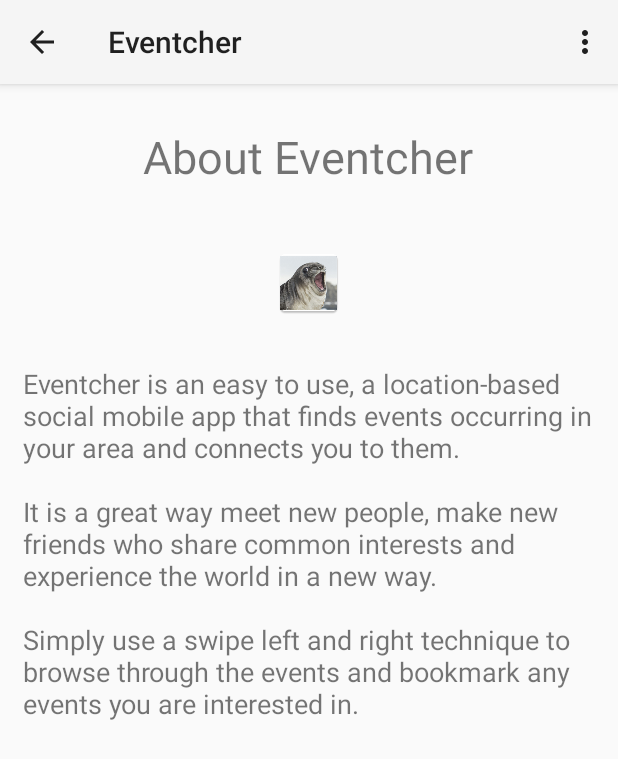
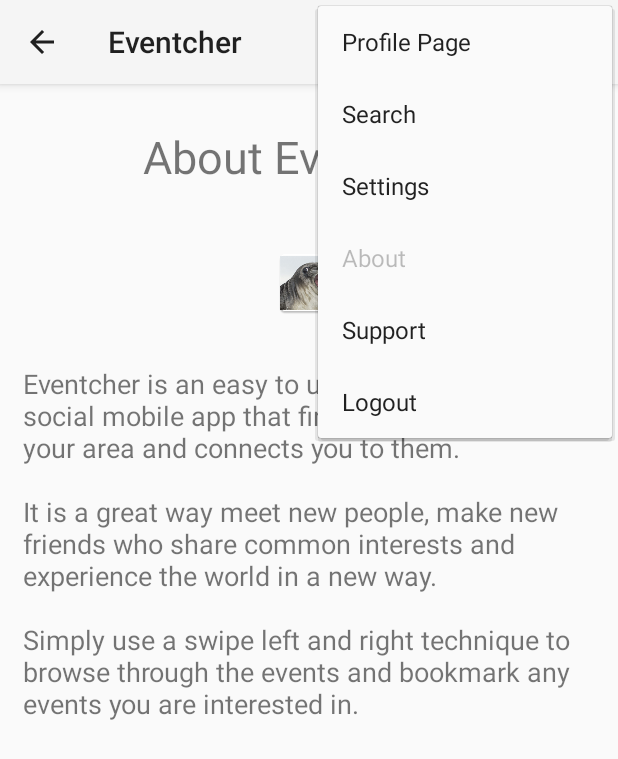
Before and after one commit to Vimal-Raghubir/Eventcher, an Android app: the AboutActivity screen opened directly, with no data from a screen before it, in the options menu, after a tap on "About", on a phone screen of 412 x 824 dp. Shown: the top 759 px of the screen. Run offline under Robolectric (Android 15) with nearby library versions, the light colour scheme and no system bars; libraries missing offline, so code that uses them is left out: com.facebook, com.facebook.login.

Commit message:
Fixed multiple bugs

```diff
--- a/sample/src/main/AndroidManifest.xml
+++ b/sample/src/main/AndroidManifest.xml
@@ -26,7 +26,8 @@
         </activity>
 
         <activity
-            android:name=".EventDetailsActivity">
+            android:name=".EventDetailsActivity"
+            android:noHistory="true">
             <!--android:parentActivityName=".EventDisplayActivity">
             <meta-data
                 android:name="android.support.PARENT_ACTIVITY"
--- a/sample/src/main/java/com/yuyakaido/android/cardstackview/sample/AboutActivity.java
+++ b/sample/src/main/java/com/yuyakaido/android/cardstackview/sample/AboutActivity.java
@@ -26,6 +26,8 @@
         }
         super.onCreate(savedInstanceState);
         setContentView(R.layout.activity_about);
+
+        invalidateOptionsMenu();
 
         TextView aboutDetails = (TextView) findViewById(R.id.AboutDetails);
         String str = "Eventcher is an easy to use, a location-based social mobile app that finds events occurring in your area and connects you to them.<br/><br/> It is a great way meet new people, make new friends who share common interests and experience the world in a new way.<br/><br/> Simply use a swipe left and right technique to browse through the events and bookmark any events you are interested in. ";
@@ -62,13 +64,19 @@
         }
         return super.onOptionsItemSelected(item);
     }
+    @Override
+    public boolean onPrepareOptionsMenu (Menu menu) {
+        menu.getItem(3).setEnabled(false);
+        return true;
+    }
+
     private void Logout() {
         LoginManager.getInstance().logOut();
 
-        Intent leave = new Intent(this, MainActivity.class);
-        //leave.setAction(Intent.ACTION_MAIN);
-
-        startActivity(leave);
+        Intent i = new Intent(this, MainActivity.class);
+// set the new task and clear flags
+        i.setFlags(Intent.FLAG_ACTIVITY_NEW_TASK | Intent.FLAG_ACTIVITY_CLEAR_TASK);
+        startActivity(i);
     }
 
     @Override
--- a/sample/src/main/res/menu/activity_main.xml
+++ b/sample/src/main/res/menu/activity_main.xml
@@ -28,44 +28,5 @@
         android:id="@+id/menu_activity_main_logout"
         android:title="Logout"
         app:showAsAction="never"/>
-    <!--<item
-        android:id="@+id/menu_activity_main_reload"
-        android:title="Reload"
-        app:showAsAction="never"/>
 
-    <item
-        android:id="@+id/menu_activity_main_add_first"
-        android:title="Add First"
-        app:showAsAction="never"/>
-
-    <item
-        android:id="@+id/menu_activity_main_add_last"
-        android:title="Add Last"
-        app:showAsAction="never"/>
-
-    <item
-        android:id="@+id/menu_activity_main_remove_first"
-        android:title="Remove First"
-        app:showAsAction="never"/>
-
-    <item
-        android:id="@+id/menu_activity_main_remove_last"
-        android:title="Remove Last"
-        app:showAsAction="never"/>
-
-    <item
-        android:id="@+id/menu_activity_main_swipe_left"
-        android:title="Swipe Left"
-        app:showAsAction="never"/>
-
-    <item
-        android:id="@+id/menu_activity_main_swipe_right"
-        android:title="Swipe Right"
-        app:showAsAction="never"/>
-
-    <item
-        android:id="@+id/menu_activity_main_reverse"
-        android:title="Reverse"
-        app:showAsAction="never"/>
--->
 </menu>
```
Also changed, not shown: sample/src/main/java/com/yuyakaido/android/cardstackview/sample/EventDetailsActivity.java (+6 -4 lines), sample/src/main/java/com/yuyakaido/android/cardstackview/sample/EventDisplayActivity.java (+4 -4 lines), sample/src/main/java/com/yuyakaido/android/cardstackview/sample/SearchActivity.java (+20 -6 lines), sample/src/main/java/com/yuyakaido/android/cardstackview/sample/SecondActivity.java (+11 -29 lines), sample/src/main/java/com/yuyakaido/android/cardstackview/sample/SettingsActivity.java (+11 -19 lines), sample/src/main/java/com/yuyakaido/android/cardstackview/sample/SupportActivity.java (+13 -5 lines), sample/src/main/res/values/strings.xml (+3 -3 lines).
